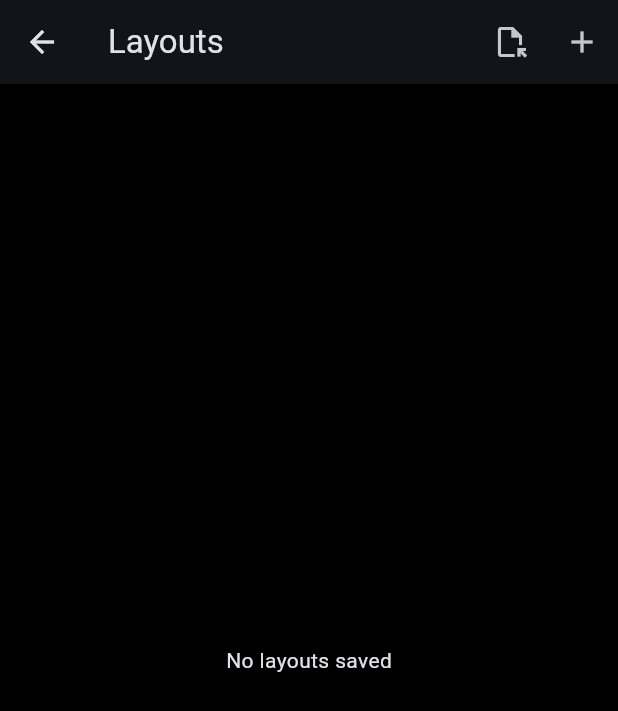
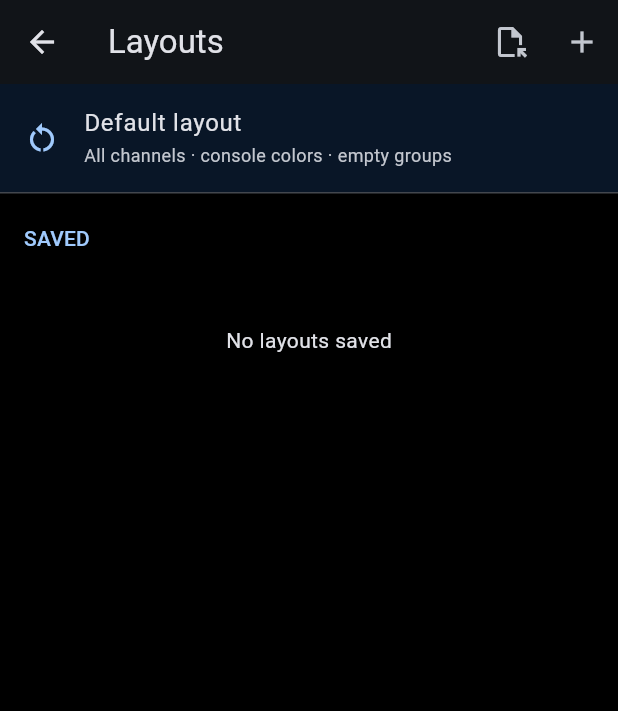
Before and after one commit to Via-Nubium/StageMon, a Flutter app: the LayoutsScreen screen opened directly with empty values, on a phone screen of 412 x 824 dp. Shown: the top 711 px of the screen. Run offline on Flutter 3.47's test engine with Material 3 defaults, Android fonts, the phone set to English and light mode, and no system bars; our stand-ins replace file_picker, package_info_plus, share_plus, shared_preferences, wakelock_plus; missing offline and left inert: osc, screen_brightness; accounts and stored records are empty; generated files the repository leaves out were written again.

Commit message:
Add a built-in "Default layout" entry to the Layouts screen
Pinned at the top of the Layouts list, above a "Saved" section header,
there is now a "Default layout" entry. Tapping it asks for confirmation
and then resets the screen setup to what a fresh install has: all
channels visible, console colors, and four empty groups named in the
app's language.

The reset is returned as a SavedLayout with bus: null, so the current
output bus is kept. The confirmation dialog says which bus that is.
Saved layouts and snapshots are not touched.

The entry is tinted and has no overflow menu, since it can't be
renamed, deleted or shared. The "Saved" header is uppercased in code
rather than in the .arb, so translators write the word normally. The
list body moves from ListView.separated to a plain ListView so the
built-in entry and the header can sit above the saved rows.

GroupFaderConfig.defaultConfigs and MixerLayoutState.defaults now take a
`String Function(int number)` instead of a list of four names. Callers
pass l.groupDefaultName directly, and the test and MixerScreen are
updated to match.

New strings are added to en, es, eu and pt. The CHANGELOG has an entry.

```diff
--- a/lib/l10n/app_en.arb
+++ b/lib/l10n/app_en.arb
@@ -396,6 +396,38 @@
   "busWillChangeNote": "The output bus will change.",
   "@busWillChangeNote": {},
 
+  "defaultLayoutName": "Default layout",
+  "@defaultLayoutName": {
+    "description": "Built-in entry pinned at the top of the Layouts list. Loading it resets the screen setup to what a fresh install has."
+  },
+
+  "defaultLayoutSummary": "All channels · console colors · empty groups",
+  "@defaultLayoutSummary": {
+    "description": "Subtitle under the Default layout entry, in the same ' · '-separated style as the saved layouts' summaries."
+  },
+
+  "savedLayoutsHeader": "Saved",
+  "@savedLayoutsHeader": {
+    "description": "Section header above the user's own saved layouts, below the Default layout entry."
+  },
+
+  "resetLayoutTitle": "Reset layout",
+  "@resetLayoutTitle": {},
+
+  "resetLayoutBody": "The screen setup goes back to how it was when the app was installed: all channels visible, console colors, and empty groups with their original names.",
+  "@resetLayoutBody": {},
+
+  "resetLayoutKeeps": "{bus}, your saved layouts and snapshots are kept.",
+  "@resetLayoutKeeps": {
+    "description": "{bus} is the current output bus as shown elsewhere in the app, e.g. 'Bus 3'.",
+    "placeholders": {
+      "bus": {"type": "String"}
+    }
+  },
+
+  "reset": "Reset",
+  "@reset": {},
+
   "faderVisibilityTitle": "Visible faders",
   "@faderVisibilityTitle": {},
 
--- a/lib/l10n/app_es.arb
+++ b/lib/l10n/app_es.arb
@@ -117,6 +117,13 @@
   "importErrorBody": "El archivo elegido no es un layout válido de StageMon.",
   "ok": "Aceptar",
   "busWillChangeNote": "Se cambiará el bus auxiliar de salida.",
+  "defaultLayoutName": "Layout por defecto",
+  "defaultLayoutSummary": "Todos los canales · colores de la consola · grupos vacíos",
+  "savedLayoutsHeader": "Guardados",
+  "resetLayoutTitle": "Restablecer layout",
+  "resetLayoutBody": "La configuración de pantalla vuelve a como estaba al instalar la app: todos los canales visibles, colores de la consola y los grupos vacíos, con sus nombres originales.",
+  "resetLayoutKeeps": "Se mantienen el {bus}, tus layouts guardados y los snapshots.",
+  "reset": "Restablecer",
   "faderVisibilityTitle": "Faders visibles",
   "colorHintCaption": "Mantén presionado un botón para cambiar su color",
   "includeBusOption": "Incluir bus de salida",
--- a/lib/l10n/app_pt.arb
+++ b/lib/l10n/app_pt.arb
@@ -110,6 +110,13 @@
   "importErrorBody": "O ficheiro escolhido não é um layout válido de StageMon",
   "ok": "Aceitar",
   "busWillChangeNote": "O bus de saída será alterado",
+  "defaultLayoutName": "Default layout",
+  "defaultLayoutSummary": "All channels · console colors · empty groups",
+  "savedLayoutsHeader": "Saved",
+  "resetLayoutTitle": "Reset layout",
+  "resetLayoutBody": "The screen setup goes back to how it was when the app was installed: all channels visible, console colors, and empty groups with their original names.",
+  "resetLayoutKeeps": "{bus}, your saved layouts and snapshots are kept.",
+  "reset": "Reset",
   "faderVisibilityTitle": "Faders visíveis",
   "colorHintCaption": "Manter premido um botão para mudar a sua cor",
   "includeBusOption": "Incluir bus de saída",
--- a/lib/models/mixer_layout_state.dart
+++ b/lib/models/mixer_layout_state.dart
@@ -60,10 +60,10 @@ class MixerLayoutState {
        busColors = Map.of(busColors),
        groups = List.of(groups);
 
-  /// [groupNames] are the localized names the four default groups are
-  /// born with — see [GroupFaderConfig.defaultConfigs]. Omitted where
-  /// there is no context to localize against.
-  factory MixerLayoutState.defaults({List<String>? groupNames}) =>
+  /// [groupName] names the default groups in the current language — see
+  /// [GroupFaderConfig.defaultConfigs]. Omitted where there is no context to
+  /// localize against.
+  factory MixerLayoutState.defaults({String Function(int number)? groupName}) =>
       MixerLayoutState(
     bus: 1,
     // All 16 channels start visible — matches the field initializer a
@@ -77,7 +77,7 @@ class MixerLayoutState {
     busFaderVisible: true,
     busFaderPinned: false,
     busColors: {},
-    groups: GroupFaderConfig.defaultConfigs(names: groupNames),
+    groups: GroupFaderConfig.defaultConfigs(name: groupName),
     faderWidth: kDefaultFaderWidth,
   );
 
--- a/lib/screens/layouts_screen.dart
+++ b/lib/screens/layouts_screen.dart
@@ -116,6 +116,53 @@ class _LayoutsScreenState extends State<LayoutsScreen> {
       ),
     );
     if (confirmed == true && mounted) Navigator.pop(context, layout);
+  }
+
+  // The built-in "Default layout" entry: the same defaults a fresh install
+  // starts from, with group names in the current language. Returned with
+  // bus: null so the caller keeps the current bus (see SavedLayout.bus) —
+  // defaults() carries bus 1, and switching a musician onto someone else's
+  // mix mid-rehearsal is the one thing a reset must not do.
+  Future<void> _resetLayout() async {
+    final l = AppLocalizations.of(context)!;
+    final confirmed = await showDialog<bool>(
+      context: context,
+      builder: (d) => AlertDialog(
+        title: Text(l.resetLayoutTitle),
+        content: Column(
+          mainAxisSize: MainAxisSize.min,
+          crossAxisAlignment: CrossAxisAlignment.start,
+          children: [
+            Text(l.resetLayoutBody),
+            const SizedBox(height: 8),
+            Text(
+              l.resetLayoutKeeps(l.busTitleMono(widget.layout.bus)),
+              style: TextStyle(color: Theme.of(d).colorScheme.onSurface),
+            ),
+          ],
+        ),
+        actions: [
+          TextButton(
+            onPressed: () => Navigator.pop(d, false),
+            child: Text(l.cancel),
+          ),
+          TextButton(
+            onPressed: () => Navigator.pop(d, true),
+            child: Text(l.reset),
+          ),
+        ],
+      ),
+    );
+    if (confirmed != true || !mounted) return;
+    Navigator.pop(
+      context,
+      SavedLayout(
+        name: l.defaultLayoutName,
+        console: widget.consoleModel,
+        bus: null,
+        layout: MixerLayoutState.defaults(groupName: l.groupDefaultName),
+      ),
+    );
   }
 
   // Written to the app's own temp dir (no storage permission needed) and
@@ -303,27 +350,66 @@ class _LayoutsScreenState extends State<LayoutsScreen> {
       ),
       body: !_loaded
           ? const SizedBox.shrink()
-          : _manager.layouts.isEmpty
-          ? Center(child: Text(l.noLayoutsSaved))
-          : ListView.separated(
-              itemCount: _manager.layouts.length,
-              separatorBuilder: (_, _) => const Divider(height: 1),
-              itemBuilder: (_, i) {
-                final layout = _manager.layouts[i];
-                return ListTile(
-                  title: Text(layout.name),
+          : ListView(
+              children: [
+                // Tinted so it reads as built in rather than one of the
+                // user's own, and no ⋮: it can't be renamed, deleted or
+                // shared.
+                ListTile(
+                  tileColor: Theme.of(context)
+                      .colorScheme
+                      .secondaryContainer
+                      .withValues(alpha: 0.35),
+                  leading: Icon(
+                    Icons.restart_alt,
+                    color: Theme.of(context).colorScheme.primary,
+                  ),
+                  title: Text(l.defaultLayoutName),
                   subtitle: Text(
-                    _layoutSummary(l, layout),
+                    l.defaultLayoutSummary,
                     style: const TextStyle(fontSize: 12),
                   ),
-                  onTap: () => _loadLayout(layout),
-                  trailing: IconButton(
-                    icon: const Icon(Icons.more_vert),
-                    tooltip: l.layoutActionsTooltip,
-                    onPressed: () => _showActionsMenu(i),
+                  onTap: _resetLayout,
+                ),
+                const Divider(height: 1),
+                // Uppercase and primary-colored so it doesn't read as one
+                // more layout: the rows below are bodyLarge, the ListTile
+                // default. Uppercased here rather than in the .arb, so
+                // translators write the word as it's normally written.
+                Padding(
+                  padding: const EdgeInsets.fromLTRB(16, 20, 16, 12),
+                  child: Text(
+                    l.savedLayoutsHeader.toUpperCase(),
+                    style: Theme.of(context).textTheme.titleSmall!.copyWith(
+                      color: Theme.of(context).colorScheme.primary,
+                    ),
                   ),
-                );
-              },
+                ),
+                if (_manager.layouts.isEmpty)
+                  Padding(
+                    padding: const EdgeInsets.symmetric(
+                      horizontal: 16,
+                      vertical: 36,
+                    ),
+                    child: Center(child: Text(l.noLayoutsSaved)),
+                  ),
+                for (var i = 0; i < _manager.layouts.length; i++) ...[
+                  if (i > 0) const Divider(height: 1),
+                  ListTile(
+                    title: Text(_manager.layouts[i].name),
+                    subtitle: Text(
+                      _layoutSummary(l, _manager.layouts[i]),
+                      style: const TextStyle(fontSize: 12),
+                    ),
+                    onTap: () => _loadLayout(_manager.layouts[i]),
+                    trailing: IconButton(
+                      icon: const Icon(Icons.more_vert),
+                      tooltip: l.layoutActionsTooltip,
+                      onPressed: () => _showActionsMenu(i),
+                    ),
+                  ),
+                ],
+              ],
             ),
     );
   }
--- a/lib/screens/mixer_screen.dart
+++ b/lib/screens/mixer_screen.dart
@@ -96,10 +96,8 @@ class _MixerScreenState extends State<MixerScreen> {
     // the once, here on a first run — reading the localizations after the
     // await, since initState has no context to read them from.
     final l = AppLocalizations.of(context)!;
-    final loaded = stored ??
-        MixerLayoutState.defaults(
-          groupNames: [for (var i = 1; i <= 4; i++) l.groupDefaultName(i)],
-        );
+    final loaded =
+        stored ?? MixerLayoutState.defaults(groupName: l.groupDefaultName);
     _applyLayout(loaded);
     if (loaded.bus != _ctrl.bus) _ctrl.changeBus(loaded.bus);
   }
```
Also changed, not shown: lib/l10n/app_eu.arb (+8 -1 lines), lib/models/group_fader_config.dart (+12 -10 lines), 2 other files.
